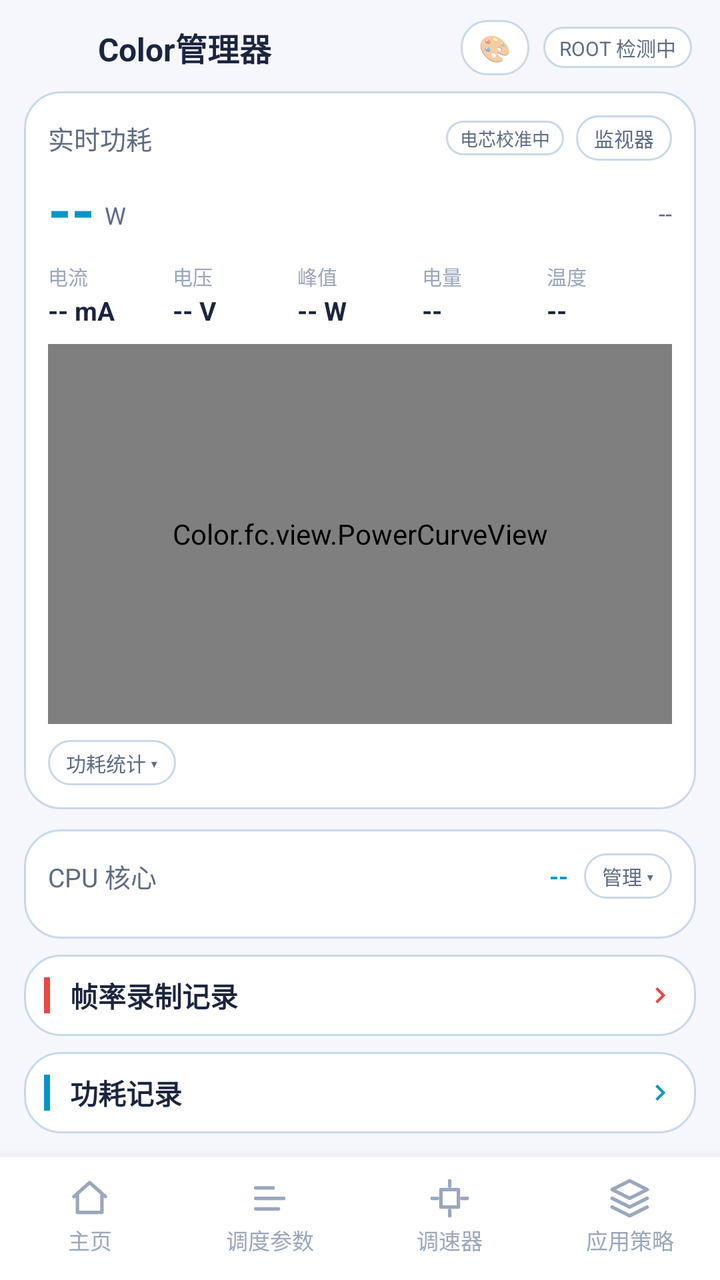
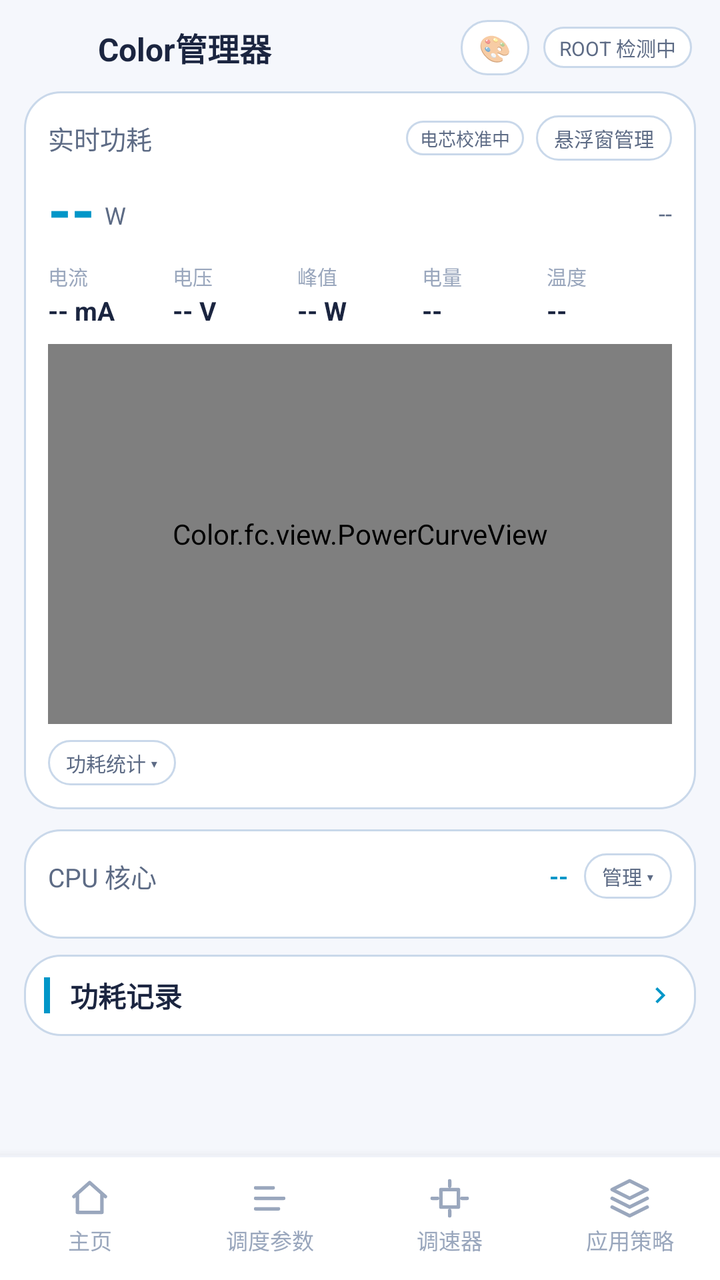

Two renders of the same Android screen: before a commit and after it. Below are the layout's source before the change and the commit's diff.
<!-- AndroidManifest.xml: application theme AppTheme -->
<!-- res/layout/activity_main.xml -->
<?xml version="1.0" encoding="utf-8"?>
<LinearLayout xmlns:android="http://schemas.android.com/apk/res/android"
    android:layout_width="match_parent"
    android:layout_height="match_parent"
    android:orientation="vertical">

    
    <LinearLayout
        android:layout_width="match_parent"
        android:layout_height="wrap_content"
        android:orientation="horizontal"
        android:gravity="center_vertical"
        android:paddingStart="14dp"
        android:paddingEnd="14dp"
        android:paddingTop="10dp"
        android:paddingBottom="8dp">

        <ImageView
            android:layout_width="26dp"
            android:layout_height="26dp"
            android:src="@mipmap/ic_launcher"
            android:contentDescription="@string/app_name" />

        <TextView
            android:layout_width="0dp"
            android:layout_height="wrap_content"
            android:layout_weight="1"
            android:layout_marginStart="9dp"
            android:text="@string/app_name"
            android:textColor="@color/textPrimary"
            android:textSize="16sp"
            android:textStyle="bold" />

        
        <TextView
            android:id="@+id/menuTheme"
            android:layout_width="wrap_content"
            android:layout_height="wrap_content"
            android:layout_marginEnd="7dp"
            android:background="@drawable/bg_tab"
            android:paddingStart="9dp"
            android:paddingEnd="9dp"
            android:paddingTop="5dp"
            android:paddingBottom="5dp"
            android:text="🎨"
            android:textSize="13sp"
            android:contentDescription="主题设置" />

        <TextView
            android:id="@+id/rootBadge"
            android:layout_width="wrap_content"
            android:layout_height="wrap_content"
            android:background="@drawable/bg_tab"
            android:paddingStart="8dp"
            android:paddingEnd="8dp"
            android:paddingTop="3dp"
            android:paddingBottom="3dp"
            android:text="ROOT 检测中"
            android:textColor="@color/textSecondary"
            android:textSize="10sp" />
    </LinearLayout>

    <ScrollView
        android:layout_width="match_parent"
        android:layout_height="0dp"
        android:layout_weight="1"
        android:scrollbars="none"
        android:fillViewport="true">

        <LinearLayout
            android:layout_width="match_parent"
            android:layout_height="wrap_content"
            android:orientation="vertical"
            android:paddingStart="12dp"
            android:paddingEnd="12dp"
            android:paddingBottom="20dp">

            
            <LinearLayout
                android:layout_width="match_parent"
                android:layout_height="wrap_content"
                android:orientation="vertical"
                android:background="@drawable/bg_card"
                android:padding="12dp">

                <LinearLayout
                    android:layout_width="match_parent"
                    android:layout_height="wrap_content"
                    android:orientation="horizontal"
                    android:gravity="center_vertical">

                    <TextView
                        android:layout_width="0dp"
                        android:layout_height="wrap_content"
                        android:layout_weight="1"
                        android:text="实时功耗"
                        android:textColor="@color/textSecondary"
                        android:textSize="13sp" />

                    <TextView
                        android:id="@+id/cellBadge"
                        android:layout_width="wrap_content"
                        android:layout_height="wrap_content"
                        android:background="@drawable/bg_tab"
                        android:paddingStart="7dp"
                        android:paddingEnd="7dp"
                        android:paddingTop="2dp"
                        android:paddingBottom="2dp"
                        android:text="电芯校准中"
                        android:textColor="@color/textSecondary"
                        android:textSize="9sp" />

                    <TextView
                        android:id="@+id/monitorToggle"
                        android:layout_width="wrap_content"
                        android:layout_height="wrap_content"
                        android:layout_marginStart="6dp"
                        android:background="@drawable/bg_tab"
                        android:paddingStart="9dp"
                        android:paddingEnd="9dp"
                        android:paddingTop="4dp"
                        android:paddingBottom="4dp"
                        android:text="监视器"
                        android:textColor="@color/textSecondary"
                        android:textSize="10sp" />
                </LinearLayout>

                <LinearLayout
                    android:layout_width="match_parent"
                    android:layout_height="wrap_content"
                    android:orientation="horizontal"
                    android:layout_marginTop="4dp"
                    android:gravity="center_vertical|bottom">

                    <TextView
                        android:id="@+id/powerValue"
                        android:layout_width="wrap_content"
                        android:layout_height="wrap_content"
                        android:text="--"
                        android:textColor="@color/accent"
                        android:textSize="30sp"
                        android:textStyle="bold" />

                    <TextView
                        android:layout_width="wrap_content"
                        android:layout_height="wrap_content"
                        android:layout_marginStart="5dp"
                        android:layout_marginBottom="4dp"
                        android:text="W"
                        android:textColor="@color/textSecondary"
                        android:textSize="12sp" />

                    <View
                        android:layout_width="0dp"
                        android:layout_height="1dp"
                        android:layout_weight="1" />

                    <TextView
                        android:id="@+id/powerStatus"
                        android:layout_width="wrap_content"
                        android:layout_height="wrap_content"
                        android:layout_marginBottom="5dp"
                        android:text="--"
                        android:textColor="@color/textSecondary"
                        android:textSize="12sp" />
                </LinearLayout>

                <LinearLayout
                    android:layout_width="match_parent"
                    android:layout_height="wrap_content"
                    android:orientation="horizontal"
                    android:layout_marginTop="6dp">

                    <LinearLayout
                        android:layout_width="0dp"
                        android:layout_height="wrap_content"
                        android:layout_weight="1"
                        android:orientation="vertical">

                        <TextView
                            android:layout_width="wrap_content"
                            android:layout_height="wrap_content"
                            android:text="电流"
                            android:textColor="@color/textDim"
                            android:textSize="10sp" />

                        <TextView
                            android:id="@+id/currentValue"
                            android:layout_width="wrap_content"
                            android:layout_height="wrap_content"
                            android:layout_marginTop="1dp"
                            android:text="-- mA"
                            android:textColor="@color/textPrimary"
                            android:textSize="13sp"
                            android:textStyle="bold" />
                    </LinearLayout>

                    <LinearLayout
                        android:layout_width="0dp"
                        android:layout_height="wrap_content"
                        android:layout_weight="1"
                        android:orientation="vertical">

                        <TextView
                            android:layout_width="wrap_content"
                            android:layout_height="wrap_content"
                            android:text="电压"
                            android:textColor="@color/textDim"
                            android:textSize="10sp" />

                        <TextView
                            android:id="@+id/voltageValue"
                            android:layout_width="wrap_content"
                            android:layout_height="wrap_content"
                            android:layout_marginTop="1dp"
                            android:text="-- V"
                            android:textColor="@color/textPrimary"
                            android:textSize="13sp"
                            android:textStyle="bold" />
                    </LinearLayout>

                    <LinearLayout
                        android:layout_width="0dp"
                        android:layout_height="wrap_content"
                        android:layout_weight="1"
                        android:orientation="vertical">

                        <TextView
                            android:layout_width="wrap_content"
                            android:layout_height="wrap_content"
                            android:text="峰值"
                            android:textColor="@color/textDim"
                            android:textSize="10sp" />

                        <TextView
                            android:id="@+id/peakValue"
                            android:layout_width="wrap_content"
                            android:layout_height="wrap_content"
                            android:layout_marginTop="1dp"
                            android:text="-- W"
                            android:textColor="@color/textPrimary"
                            android:textSize="13sp"
                            android:textStyle="bold" />
                    </LinearLayout>

                    <LinearLayout
                        android:layout_width="0dp"
                        android:layout_height="wrap_content"
                        android:layout_weight="1"
                        android:orientation="vertical">

                        <TextView
                            android:layout_width="wrap_content"
                            android:layout_height="wrap_content"
                            android:text="电量"
                            android:textColor="@color/textDim"
                            android:textSize="10sp" />

                        <TextView
                            android:id="@+id/batteryLevel"
                            android:layout_width="wrap_content"
                            android:layout_height="wrap_content"
                            android:layout_marginTop="1dp"
                            android:text="--"
                            android:textColor="@color/textPrimary"
                            android:textSize="13sp"
                            android:textStyle="bold" />
                    </LinearLayout>

                    <LinearLayout
                        android:layout_width="0dp"
                        android:layout_height="wrap_content"
                        android:layout_weight="1"
                        android:orientation="vertical">

                        <TextView
                            android:layout_width="wrap_content"
                            android:layout_height="wrap_content"
                            android:text="温度"
                            android:textColor="@color/textDim"
                            android:textSize="10sp" />

                        <TextView
                            android:id="@+id/batteryTemp"
                            android:layout_width="wrap_content"
                            android:layout_height="wrap_content"
                            android:layout_marginTop="1dp"
                            android:text="--"
                            android:textColor="@color/textPrimary"
                            android:textSize="13sp"
                            android:textStyle="bold" />
                    </LinearLayout>
                </LinearLayout>

                
                <Color.fc.view.PowerCurveView
                    android:id="@+id/powerCurve"
                    android:layout_width="match_parent"
                    android:layout_height="190dp"
                    android:layout_marginTop="8dp" />

                
                <LinearLayout
                    android:layout_width="match_parent"
                    android:layout_height="wrap_content"
                    android:layout_marginTop="8dp"
                    android:orientation="horizontal"
                    android:gravity="center_vertical">

                    <TextView
                        android:id="@+id/histToggle"
                        android:layout_width="wrap_content"
                        android:layout_height="wrap_content"
                        android:background="@drawable/bg_tab"
                        android:paddingStart="9dp"
                        android:paddingEnd="9dp"
                        android:paddingTop="4dp"
                        android:paddingBottom="4dp"
                        android:text="功耗统计 ▾"
                        android:textColor="@color/textSecondary"
                        android:textSize="10sp" />
                </LinearLayout>

                <LinearLayout
                    android:id="@+id/powerHistBox"
                    android:layout_width="match_parent"
                    android:layout_height="wrap_content"
                    android:layout_marginTop="8dp"
                    android:orientation="vertical"
                    android:visibility="gone">

                    <TextView
                        android:id="@+id/histHint"
                        android:layout_width="wrap_content"
                        android:layout_height="wrap_content"
                        android:text="读取中…"
                        android:textColor="@color/textSecondary"
                        android:textSize="10sp" />

                    <Color.fc.view.SparkView
                        android:id="@+id/histSpark"
                        android:layout_width="match_parent"
                        android:layout_height="54dp"
                        android:layout_marginTop="4dp" />

                    <TextView
                        android:layout_width="wrap_content"
                        android:layout_height="wrap_content"
                        android:layout_marginTop="2dp"
                        android:text="点击查看详细记录 ▸"
                        android:textColor="@color/textDim"
                        android:textSize="9sp" />
                </LinearLayout>
            </LinearLayout>

            
            <LinearLayout
                android:layout_width="match_parent"
                android:layout_height="wrap_content"
                android:layout_marginTop="10dp"
                android:orientation="vertical"
                android:background="@drawable/bg_card"
                android:padding="12dp">

                <LinearLayout
                    android:layout_width="match_parent"
                    android:layout_height="wrap_content"
                    android:orientation="horizontal"
                    android:gravity="center_vertical">

                    <TextView
                        android:layout_width="0dp"
                        android:layout_height="wrap_content"
                        android:layout_weight="1"
                        android:text="CPU 核心"
                        android:textColor="@color/textSecondary"
                        android:textSize="13sp" />

                    <TextView
                        android:id="@+id/cpuSummary"
                        android:layout_width="wrap_content"
                        android:layout_height="wrap_content"
                        android:text="--"
                        android:textColor="@color/accent"
                        android:textSize="12sp"
                        android:textStyle="bold" />

                    <TextView
                        android:id="@+id/cpuManageBtn"
                        android:layout_width="wrap_content"
                        android:layout_height="wrap_content"
                        android:layout_marginStart="8dp"
                        android:background="@drawable/bg_tab"
                        android:paddingStart="9dp"
                        android:paddingEnd="9dp"
                        android:paddingTop="4dp"
                        android:paddingBottom="4dp"
                        android:text="管理 ▾"
                        android:textColor="@color/textSecondary"
                        android:textSize="10sp" />
                </LinearLayout>

                
                <LinearLayout
                    android:id="@+id/cpuDots"
                    android:layout_width="match_parent"
                    android:layout_height="wrap_content"
                    android:layout_marginTop="8dp"
                    android:orientation="horizontal" />

                
                <LinearLayout
                    android:id="@+id/cpuCoreList"
                    android:layout_width="match_parent"
                    android:layout_height="wrap_content"
                    android:layout_marginTop="8dp"
                    android:orientation="vertical"
                    android:visibility="gone" />
            </LinearLayout>

            
            <LinearLayout
                android:id="@+id/menuFrameRecords"
                android:layout_width="match_parent"
                android:layout_height="wrap_content"
                android:layout_marginTop="8dp"
                android:orientation="horizontal"
                android:gravity="center_vertical"
                android:background="@drawable/bg_card"
                android:padding="10dp">

                <View
                    android:layout_width="3dp"
                    android:layout_height="18dp"
                    android:background="#EF4444" />

                <TextView
                    android:layout_width="0dp"
                    android:layout_height="wrap_content"
                    android:layout_weight="1"
                    android:layout_marginStart="10dp"
                    android:text="帧率录制记录"
                    android:textColor="@color/textPrimary"
                    android:textSize="14sp"
                    android:textStyle="bold" />

                <ImageView
                    android:layout_width="16dp"
                    android:layout_height="16dp"
                    android:src="@drawable/ic_arrow_right"
                    android:tint="#EF4444"
                    android:contentDescription="帧率录制记录" />
            </LinearLayout>

            
            <LinearLayout
                android:id="@+id/menuPowerRecords"
                android:layout_width="match_parent"
                android:layout_height="wrap_content"
                android:layout_marginTop="8dp"
                android:orientation="horizontal"
                android:gravity="center_vertical"
                android:background="@drawable/bg_card"
                android:padding="10dp">

                <View
                    android:layout_width="3dp"
                    android:layout_height="18dp"
                    android:background="@color/accent" />

                <TextView
                    android:layout_width="0dp"
                    android:layout_height="wrap_content"
                    android:layout_weight="1"
                    android:layout_marginStart="10dp"
                    android:text="功耗记录"
                    android:textColor="@color/textPrimary"
                    android:textSize="14sp"
                    android:textStyle="bold" />

                <ImageView
                    android:layout_width="16dp"
                    android:layout_height="16dp"
                    android:src="@drawable/ic_arrow_right"
                    android:tint="@color/accent"
                    android:contentDescription="功耗记录" />
            </LinearLayout>
        </LinearLayout>
    </ScrollView>

    
    <include layout="@layout/view_bottom_nav" />
</LinearLayout>
<!-- res/layout/view_bottom_nav.xml (included above) -->
<?xml version="1.0" encoding="utf-8"?>
<LinearLayout xmlns:android="http://schemas.android.com/apk/res/android"
    android:id="@+id/bottomNav"
    android:layout_width="match_parent"
    android:layout_height="wrap_content"
    android:orientation="vertical"
    android:background="@drawable/bg_bottom_nav"
    android:elevation="8dp">

    <View
        android:layout_width="match_parent"
        android:layout_height="1dp"
        android:background="@color/divider" />

    <LinearLayout
        android:layout_width="match_parent"
        android:layout_height="wrap_content"
        android:orientation="horizontal"
        android:paddingTop="8dp"
        android:paddingBottom="10dp">

        
        <LinearLayout
            android:id="@+id/navHome"
            android:layout_width="0dp"
            android:layout_height="wrap_content"
            android:layout_weight="1"
            android:orientation="vertical"
            android:gravity="center"
            android:clickable="true"
            android:focusable="true"
            android:paddingTop="2dp"
            android:paddingBottom="2dp">

            <ImageView
                android:id="@+id/navHomeIcon"
                android:layout_width="21dp"
                android:layout_height="21dp"
                android:src="@drawable/ic_nav_home"
                android:contentDescription="主页" />

            <TextView
                android:id="@+id/navHomeText"
                android:layout_width="wrap_content"
                android:layout_height="wrap_content"
                android:layout_marginTop="2dp"
                android:text="主页"
                android:textColor="@color/textDim"
                android:textSize="11sp" />
        </LinearLayout>

        
        <LinearLayout
            android:id="@+id/navSchedule"
            android:layout_width="0dp"
            android:layout_height="wrap_content"
            android:layout_weight="1"
            android:orientation="vertical"
            android:gravity="center"
            android:clickable="true"
            android:focusable="true"
            android:paddingTop="2dp"
            android:paddingBottom="2dp">

            <ImageView
                android:id="@+id/navScheduleIcon"
                android:layout_width="21dp"
                android:layout_height="21dp"
                android:src="@drawable/ic_nav_schedule"
                android:contentDescription="调度参数" />

            <TextView
                android:id="@+id/navScheduleText"
                android:layout_width="wrap_content"
                android:layout_height="wrap_content"
                android:layout_marginTop="2dp"
                android:text="调度参数"
                android:textColor="@color/textDim"
                android:textSize="11sp" />
        </LinearLayout>

        
        <LinearLayout
            android:id="@+id/navGovernor"
            android:layout_width="0dp"
            android:layout_height="wrap_content"
            android:layout_weight="1"
            android:orientation="vertical"
            android:gravity="center"
            android:clickable="true"
            android:focusable="true"
            android:paddingTop="2dp"
            android:paddingBottom="2dp">

            <ImageView
                android:id="@+id/navGovernorIcon"
                android:layout_width="21dp"
                android:layout_height="21dp"
                android:src="@drawable/ic_nav_governor"
                android:contentDescription="调速器" />

            <TextView
                android:id="@+id/navGovernorText"
                android:layout_width="wrap_content"
                android:layout_height="wrap_content"
                android:layout_marginTop="2dp"
                android:text="调速器"
                android:textColor="@color/textDim"
                android:textSize="11sp" />
        </LinearLayout>

        
        <LinearLayout
            android:id="@+id/navMode"
            android:layout_width="0dp"
            android:layout_height="wrap_content"
            android:layout_weight="1"
            android:orientation="vertical"
            android:gravity="center"
            android:clickable="true"
            android:focusable="true"
            android:paddingTop="2dp"
            android:paddingBottom="2dp">

            <ImageView
                android:id="@+id/navModeIcon"
                android:layout_width="21dp"
                android:layout_height="21dp"
                android:src="@drawable/ic_nav_mode"
                android:contentDescription="应用策略" />

            <TextView
                android:id="@+id/navModeText"
                android:layout_width="wrap_content"
                android:layout_height="wrap_content"
                android:layout_marginTop="2dp"
                android:text="应用策略"
                android:textColor="@color/textDim"
                android:textSize="11sp" />
        </LinearLayout>
    </LinearLayout>
</LinearLayout>
<!-- resources referenced by this layout -->
<resources>
  <color name="accent">#0096C8</color>
  <color name="divider">#EFF2F8</color>
  <color name="textDim">#9AA7BD</color>
  <color name="textPrimary">#1B2540</color>
  <color name="textSecondary">#5D6B85</color>
  <!-- drawable bg_bottom_nav (drawable) -->
  <?xml version="1.0" encoding="utf-8"?>
  <shape xmlns:android="http://schemas.android.com/apk/res/android">
      <solid android:color="@color/titleBar" />
  </shape>
  <!-- drawable bg_card (drawable) -->
  <?xml version="1.0" encoding="utf-8"?>
  <shape xmlns:android="http://schemas.android.com/apk/res/android">
      <solid android:color="@color/bgCard" />
      <corners android:radius="18dp" />
      <stroke android:width="1dp" android:color="@color/bgCardStroke" />
  </shape>
  <!-- drawable bg_tab (drawable) -->
  <?xml version="1.0" encoding="utf-8"?>
  <shape xmlns:android="http://schemas.android.com/apk/res/android">
      <solid android:color="@color/bgCard" />
      <corners android:radius="13dp" />
      <stroke android:width="1dp" android:color="@color/bgCardStroke" />
  </shape>
  <!-- drawable ic_arrow_right (drawable) -->
  <?xml version="1.0" encoding="utf-8"?>
  <vector xmlns:android="http://schemas.android.com/apk/res/android"
      android:width="24dp" android:height="24dp"
      android:viewportWidth="24" android:viewportHeight="24">
      <path android:fillColor="#5D6B85"
          android:pathData="M8.59,16.59L13.17,12 8.59,7.41 10,6l6,6 -6,6z" />
  </vector>
  <!-- drawable ic_nav_home (drawable) -->
  <?xml version="1.0" encoding="utf-8"?>
  <vector xmlns:android="http://schemas.android.com/apk/res/android"
      android:width="21dp" android:height="21dp"
      android:viewportWidth="24" android:viewportHeight="24">
      <path android:fillColor="#00000000"
          android:strokeColor="#9AA7BD"
          android:strokeWidth="2"
          android:strokeLineCap="round"
          android:strokeLineJoin="round"
          android:pathData="M3,11 L12,3 L21,11 M5,10 L5,20 L19,20 L19,10" />
  </vector>
  <!-- drawable ic_nav_mode (drawable) -->
  <?xml version="1.0" encoding="utf-8"?>
  <vector xmlns:android="http://schemas.android.com/apk/res/android"
      android:width="21dp" android:height="21dp"
      android:viewportWidth="24" android:viewportHeight="24">
      <path android:fillColor="#00000000"
          android:strokeColor="#9AA7BD"
          android:strokeWidth="2"
          android:strokeLineCap="round"
          android:strokeLineJoin="round"
          android:pathData="M12,2 L2,7 L12,12 L22,7 Z M2,17 L12,22 L22,17 M2,12 L12,17 L22,12" />
  </vector>
  <!-- drawable ic_nav_schedule (drawable) -->
  <?xml version="1.0" encoding="utf-8"?>
  <vector xmlns:android="http://schemas.android.com/apk/res/android"
      android:width="21dp" android:height="21dp"
      android:viewportWidth="24" android:viewportHeight="24">
      <path android:fillColor="#00000000"
          android:strokeColor="#9AA7BD"
          android:strokeWidth="2"
          android:strokeLineCap="round"
          android:strokeLineJoin="round"
          android:pathData="M4,6 L14,6 M4,12 L20,12 M4,18 L17,18" />
  </vector>
  <!-- mipmap ic_launcher (mipmap-anydpi-v26) -->
  <?xml version="1.0" encoding="utf-8"?>
  <adaptive-icon xmlns:android="http://schemas.android.com/apk/res/android">
      <background android:drawable="@drawable/ic_launcher_bg" />
      <foreground android:drawable="@drawable/ic_launcher_fg" />
  </adaptive-icon>
  <string name="app_name">Color管理器</string>
  <color name="titleBar">#FFFFFF</color>
  <color name="bgCard">#FFFFFF</color>
  <color name="bgCardStroke">#C9D8EA</color>
  <!-- drawable ic_launcher_bg (drawable) -->
  <?xml version="1.0" encoding="utf-8"?>
  <shape xmlns:android="http://schemas.android.com/apk/res/android">
      <solid android:color="#FFFFFF" />
  </shape>
  <color name="bg">#F5F7FC</color>
  <!-- unchanged entries left out for length: 3 -->
</resources>

<!-- the commit's change to res/layout/activity_main.xml (unified diff, before → after) -->
@@ -120,7 +120,7 @@
                         android:paddingEnd="9dp"
                         android:paddingTop="4dp"
                         android:paddingBottom="4dp"
-                        android:text="监视器"
+                        android:text="悬浮窗管理"
                         android:textColor="@color/textSecondary"
                         android:textSize="10sp" />
                 </LinearLayout>
@@ -416,40 +416,6 @@
                     android:layout_marginTop="8dp"
                     android:orientation="vertical"
                     android:visibility="gone" />
-            </LinearLayout>
-
-            
-            <LinearLayout
-                android:id="@+id/menuFrameRecords"
-                android:layout_width="match_parent"
-                android:layout_height="wrap_content"
-                android:layout_marginTop="8dp"
-                android:orientation="horizontal"
-                android:gravity="center_vertical"
-                android:background="@drawable/bg_card"
-                android:padding="10dp">
-
-                <View
-                    android:layout_width="3dp"
-                    android:layout_height="18dp"
-                    android:background="#EF4444" />
-
-                <TextView
-                    android:layout_width="0dp"
-                    android:layout_height="wrap_content"
-                    android:layout_weight="1"
-                    android:layout_marginStart="10dp"
-                    android:text="帧率录制记录"
-                    android:textColor="@color/textPrimary"
-                    android:textSize="14sp"
-                    android:textStyle="bold" />
-
-                <ImageView
-                    android:layout_width="16dp"
-                    android:layout_height="16dp"
-                    android:src="@drawable/ic_arrow_right"
-                    android:tint="#EF4444"
-                    android:contentDescription="帧率录制记录" />
             </LinearLayout>
 
             
